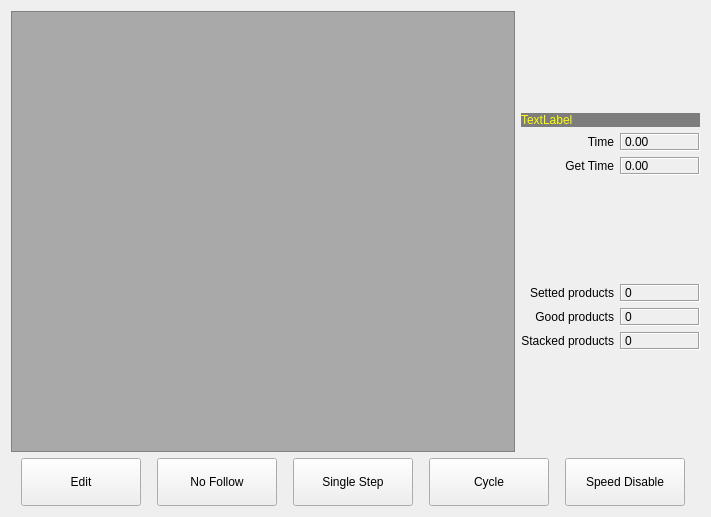
This is hcinstruction/ichcprogrammonitorframe.ui in dongdong-2009/3-5AxisRobot as Qt 5 draws it before an edit. The edited form follows.
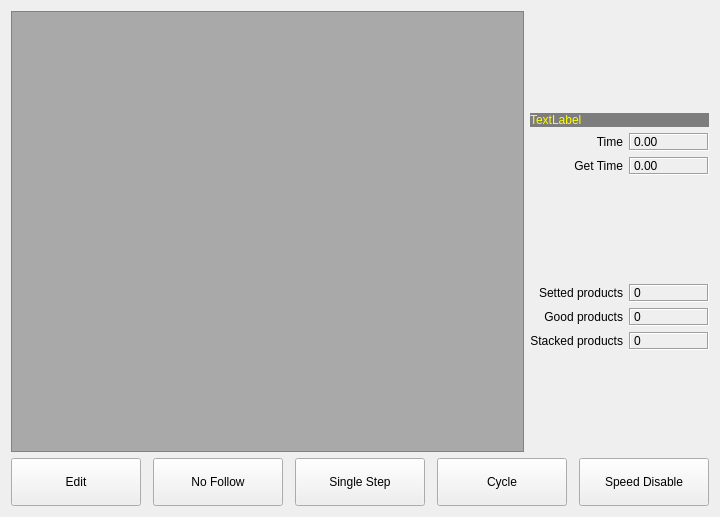
This is the edited form. Icons and pictures are not drawn.

Patch:
```diff
--- a/hcinstruction/ichcprogrammonitorframe.ui
+++ b/hcinstruction/ichcprogrammonitorframe.ui
@@ -269,6 +269,9 @@
    </item>
    <item>
     <layout class="QHBoxLayout" name="horizontalLayout_2">
+     <property name="spacing">
+      <number>12</number>
+     </property>
      <item>
       <widget class="QToolButton" name="editToolButton">
        <property name="sizePolicy">
@@ -279,13 +282,7 @@
        </property>
        <property name="minimumSize">
         <size>
-         <width>120</width>
-         <height>48</height>
-        </size>
-       </property>
-       <property name="maximumSize">
-        <size>
-         <width>120</width>
+         <width>130</width>
          <height>48</height>
         </size>
        </property>
@@ -317,13 +314,7 @@
        </property>
        <property name="minimumSize">
         <size>
-         <width>120</width>
-         <height>48</height>
-        </size>
-       </property>
-       <property name="maximumSize">
-        <size>
-         <width>120</width>
+         <width>130</width>
          <height>48</height>
         </size>
        </property>
@@ -349,13 +340,7 @@
       <widget class="QToolButton" name="singleStepButton">
        <property name="minimumSize">
         <size>
-         <width>120</width>
-         <height>48</height>
-        </size>
-       </property>
-       <property name="maximumSize">
-        <size>
-         <width>120</width>
+         <width>130</width>
          <height>48</height>
         </size>
        </property>
@@ -381,13 +366,7 @@
       <widget class="QToolButton" name="cycle">
        <property name="minimumSize">
         <size>
-         <width>120</width>
-         <height>48</height>
-        </size>
-       </property>
-       <property name="maximumSize">
-        <size>
-         <width>120</width>
+         <width>130</width>
          <height>48</height>
         </size>
        </property>
@@ -413,13 +392,7 @@
       <widget class="QToolButton" name="speedEnableButton">
        <property name="minimumSize">
         <size>
-         <width>120</width>
-         <height>48</height>
-        </size>
-       </property>
-       <property name="maximumSize">
-        <size>
-         <width>120</width>
+         <width>130</width>
          <height>48</height>
         </size>
        </property>
```
